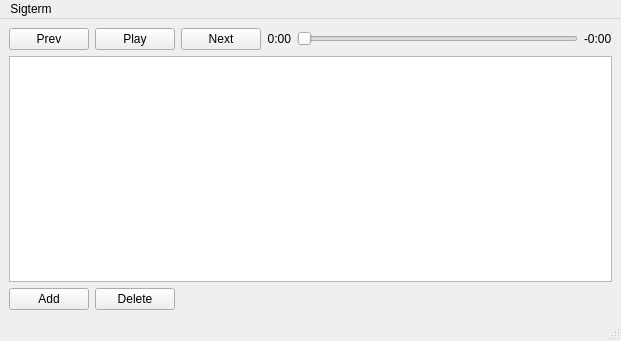
Old version of the form sigterm/src/main/mainwindow.ui in the repository pweiskircher/Sigterm.
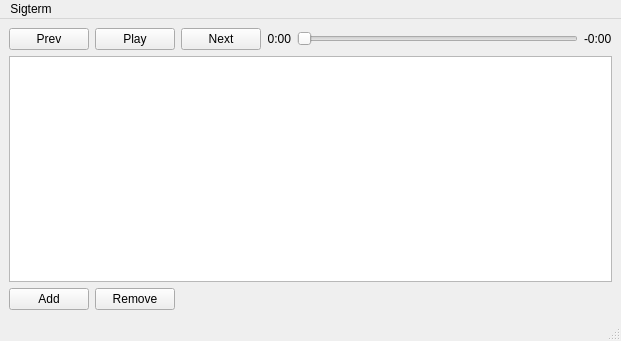
New version of the form.

What changed in the file:
```diff
--- a/sigterm/src/main/mainwindow.ui
+++ b/sigterm/src/main/mainwindow.ui
@@ -115,7 +115,7 @@
       <item>
        <widget class="QPushButton" name="deleteButton" >
         <property name="text" >
-         <string>Delete</string>
+         <string>Remove</string>
         </property>
        </widget>
       </item>
```
Left out of the diff: 2 changed lines with no effect on the pictures.
